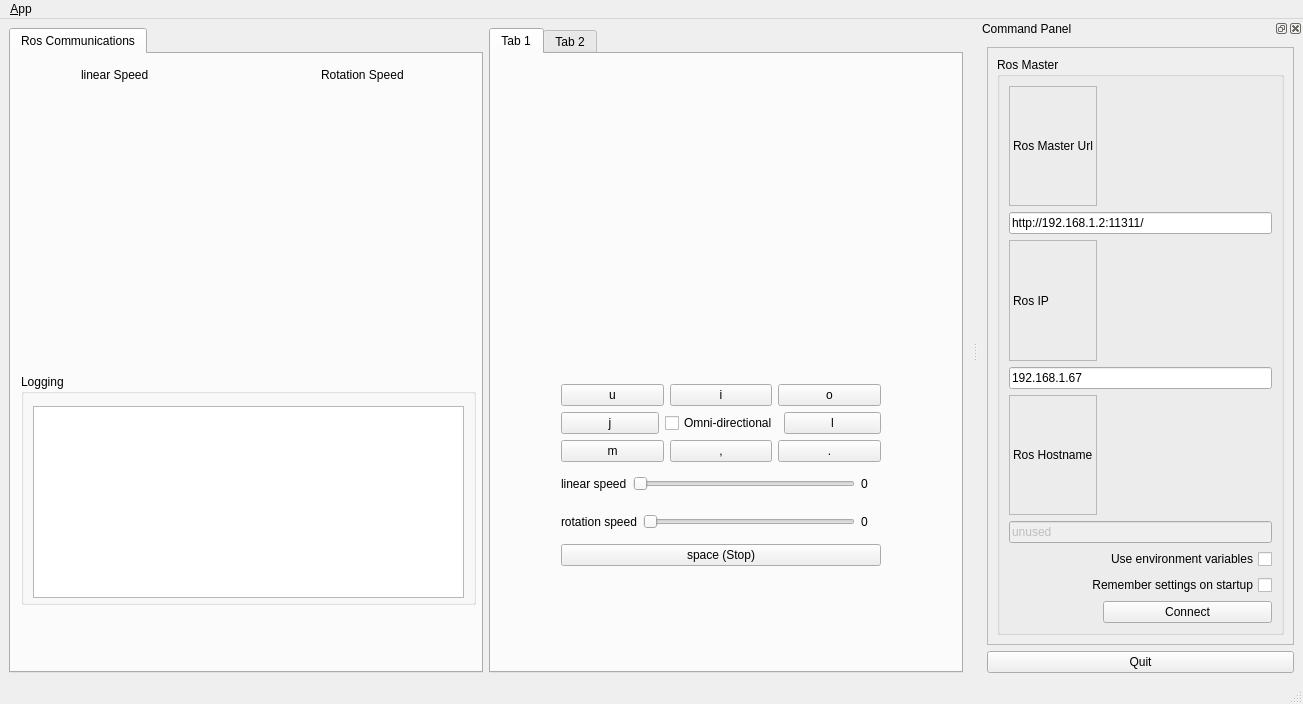
First picture: the form in ui/main_window.ui, repository LennonHuang/qt_demo, before the edit.
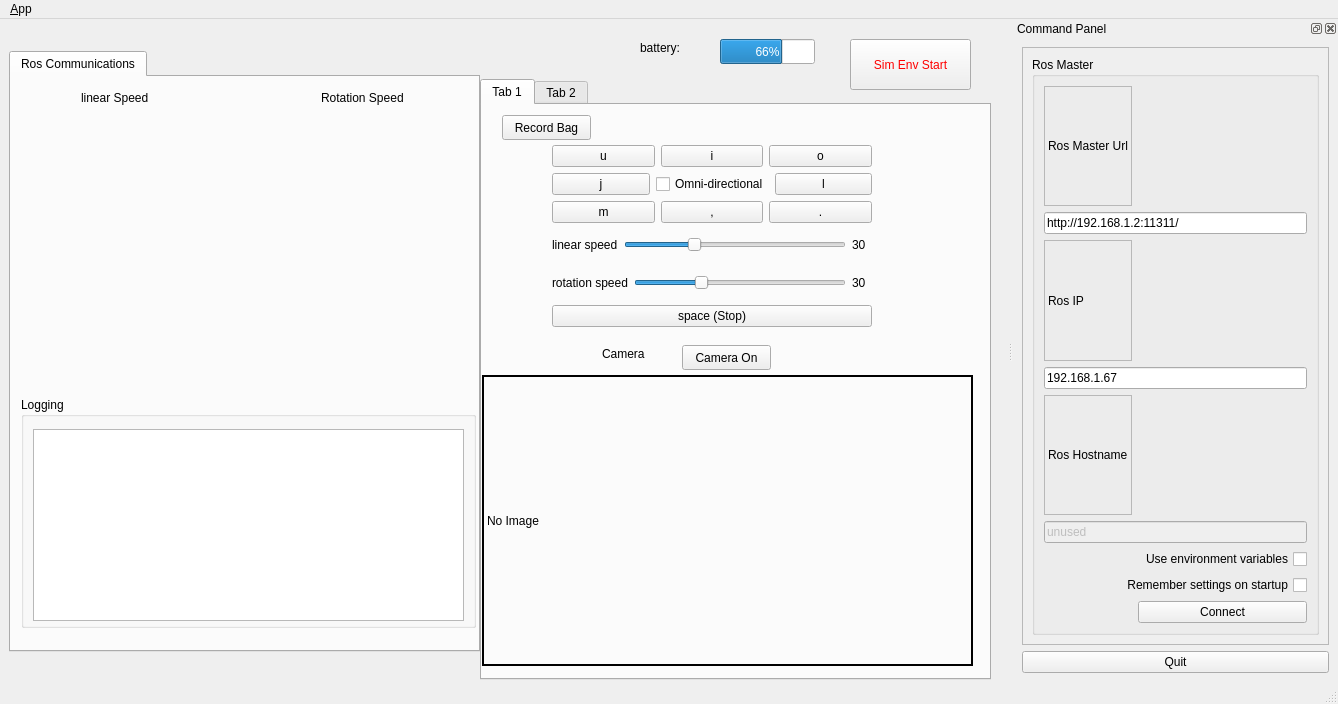
Second picture: the form after the edit. The open tabs and pages were chosen to show the change. Icons and pictures are not drawn.

The edit to the form file:
```diff
--- a/ui/main_window.ui
+++ b/ui/main_window.ui
@@ -6,7 +6,7 @@
    <rect>
     <x>0</x>
     <y>0</y>
-    <width>1303</width>
+    <width>1338</width>
     <height>704</height>
    </rect>
   </property>
@@ -21,9 +21,15 @@
    <locale language="English" country="Australia"/>
   </property>
   <widget class="QWidget" name="centralwidget">
-   <layout class="QGridLayout" name="gridLayout_2">
-    <item row="0" column="0">
      <widget class="QTabWidget" name="tab_manager">
+    <property name="geometry">
+     <rect>
+      <x>9</x>
+      <y>32</y>
+      <width>471</width>
+      <height>601</height>
+     </rect>
+    </property>
       <property name="minimumSize">
        <size>
         <width>100</width>
@@ -95,13 +101,13 @@
          <string>Rotation Speed</string>
         </property>
        </widget>
-       <widget class="QWidget" name="">
+     <widget class="QWidget" name="layoutWidget">
         <property name="geometry">
          <rect>
-          <x>10</x>
+        <x>11</x>
           <y>40</y>
-          <width>451</width>
-          <height>261</height>
+        <width>441</width>
+        <height>271</height>
          </rect>
         </property>
         <layout class="QHBoxLayout" name="horizontalLayout_5">
@@ -115,9 +121,15 @@
        </widget>
       </widget>
      </widget>
-    </item>
-    <item row="0" column="1">
      <widget class="QTabWidget" name="tabWidget_2">
+    <property name="geometry">
+     <rect>
+      <x>480</x>
+      <y>60</y>
+      <width>511</width>
+      <height>601</height>
+     </rect>
+    </property>
       <property name="minimumSize">
        <size>
         <width>0</width>
@@ -125,7 +137,7 @@
        </size>
       </property>
       <property name="currentIndex">
-       <number>0</number>
+     <number>1</number>
       </property>
       <widget class="QWidget" name="tab_5">
        <attribute name="title">
@@ -135,7 +147,7 @@
         <property name="geometry">
          <rect>
           <x>70</x>
-          <y>330</y>
+        <y>40</y>
           <width>320</width>
           <height>182</height>
          </rect>
@@ -261,6 +273,9 @@
              </item>
              <item>
               <widget class="QSlider" name="horizontalSlider_linear">
+             <property name="value">
+              <number>30</number>
+             </property>
                <property name="orientation">
                 <enum>Qt::Horizontal</enum>
                </property>
@@ -275,7 +290,7 @@
                 </size>
                </property>
                <property name="text">
-                <string>0</string>
+              <string>30</string>
                </property>
               </widget>
              </item>
@@ -292,6 +307,9 @@
              </item>
              <item>
               <widget class="QSlider" name="horizontalSlider_rot">
+             <property name="value">
+              <number>30</number>
+             </property>
                <property name="orientation">
                 <enum>Qt::Horizontal</enum>
                </property>
@@ -306,7 +324,7 @@
                 </size>
                </property>
                <property name="text">
-                <string>0</string>
+              <string>30</string>
                </property>
               </widget>
              </item>
@@ -326,22 +344,147 @@
          </item>
         </layout>
        </widget>
+     <widget class="QPushButton" name="ros_bag_btn">
+      <property name="geometry">
+       <rect>
+        <x>20</x>
+        <y>10</y>
+        <width>89</width>
+        <height>25</height>
+       </rect>
+      </property>
+      <property name="text">
+       <string>Record Bag</string>
+      </property>
+     </widget>
+     <widget class="QLabel" name="label_9">
+      <property name="geometry">
+       <rect>
+        <x>120</x>
+        <y>240</y>
+        <width>67</width>
+        <height>17</height>
+       </rect>
+      </property>
+      <property name="text">
+       <string>Camera</string>
+      </property>
+     </widget>
+     <widget class="QLabel" name="label_cam">
+      <property name="geometry">
+       <rect>
+        <x>0</x>
+        <y>270</y>
+        <width>491</width>
+        <height>291</height>
+       </rect>
+      </property>
+      <property name="minimumSize">
+       <size>
+        <width>200</width>
+        <height>200</height>
+       </size>
+      </property>
+      <property name="styleSheet">
+       <string notr="true">border: 2px solid black</string>
+      </property>
+      <property name="text">
+       <string>No Image</string>
+      </property>
+     </widget>
+     <widget class="QPushButton" name="cam_btn">
+      <property name="geometry">
+       <rect>
+        <x>200</x>
+        <y>240</y>
+        <width>89</width>
+        <height>25</height>
+       </rect>
+      </property>
+      <property name="text">
+       <string>Camera On</string>
+      </property>
+     </widget>
       </widget>
       <widget class="QWidget" name="tab_6">
        <attribute name="title">
         <string>Tab 2</string>
        </attribute>
-      </widget>
+     <widget class="QComboBox" name="port_box">
+      <property name="geometry">
+       <rect>
+        <x>250</x>
+        <y>200</y>
+        <width>86</width>
+        <height>25</height>
+       </rect>
+      </property>
+     </widget>
+     <widget class="QPushButton" name="scan_port_btn">
+      <property name="geometry">
+       <rect>
+        <x>130</x>
+        <y>200</y>
+        <width>89</width>
+        <height>25</height>
+       </rect>
+      </property>
+      <property name="text">
+       <string>scan</string>
+      </property>
      </widget>
-    </item>
-   </layout>
+    </widget>
+   </widget>
+   <widget class="QProgressBar" name="progressBar">
+    <property name="geometry">
+     <rect>
+      <x>720</x>
+      <y>20</y>
+      <width>95</width>
+      <height>25</height>
+     </rect>
+    </property>
+    <property name="value">
+     <number>66</number>
+    </property>
+   </widget>
+   <widget class="QLabel" name="label_8">
+    <property name="geometry">
+     <rect>
+      <x>640</x>
+      <y>20</y>
+      <width>67</width>
+      <height>17</height>
+     </rect>
+    </property>
+    <property name="text">
+     <string>battery: </string>
+    </property>
+   </widget>
+   <widget class="QPushButton" name="Sim_btn">
+    <property name="geometry">
+     <rect>
+      <x>850</x>
+      <y>20</y>
+      <width>121</width>
+      <height>51</height>
+     </rect>
+    </property>
+    <property name="styleSheet">
+     <string notr="true">color: Red
+</string>
+    </property>
+    <property name="text">
+     <string>Sim Env Start</string>
+    </property>
+   </widget>
   </widget>
   <widget class="QMenuBar" name="menubar">
    <property name="geometry">
     <rect>
      <x>0</x>
      <y>0</y>
-     <width>1303</width>
+     <width>1338</width>
      <height>22</height>
     </rect>
    </property>
```
Lines whose indentation alone changed are shown as unchanged.
